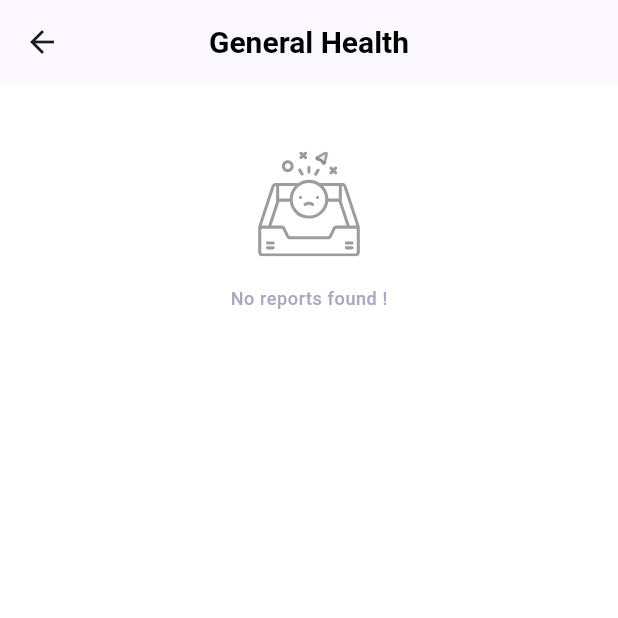
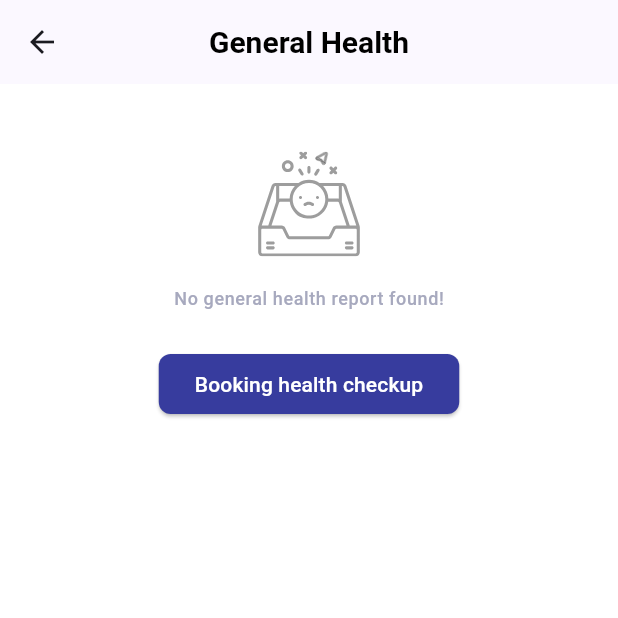
Before and after one commit to jerry-the-kid/doctor_appointment_client, a Flutter app: the ReportListScreen screen opened directly with empty values, on a phone screen of 412 x 824 dp, the top half of it. Run offline on Flutter 3.47's test engine with Material 3 defaults, Android fonts, the phone set to English and light mode, and no system bars; our stand-ins replace badges, carousel_slider, cloud_firestore, dio, easy_date_timeline, firebase_auth and 11 more; accounts and stored records are empty; generated files the repository leaves out were written again; network calls fail.

Commit message:
fixing android bug

```diff
--- a/lib/app/screens/onboard_screen.dart
+++ b/lib/app/screens/onboard_screen.dart
@@ -90,7 +90,7 @@ class _OnBoardScreenState extends State<OnBoardScreen> {
                     fontSize: 18),
               ),
               Text(
-                "/3",
+                "/4",
                 style: TextStyle(fontSize: 18, fontWeight: FontWeight.bold),
               )
             ],
@@ -218,7 +218,7 @@ class _OnBoardScreenState extends State<OnBoardScreen> {
                     fontSize: 18),
               ),
               const Text(
-                "/3",
+                "/4",
                 style: TextStyle(fontSize: 18, fontWeight: FontWeight.bold),
               )
             ],
@@ -289,7 +289,7 @@ class _OnBoardScreenState extends State<OnBoardScreen> {
                     fontSize: 18),
               ),
               const Text(
-                "/3",
+                "/4",
                 style: TextStyle(fontSize: 18, fontWeight: FontWeight.bold),
               )
             ],
--- a/lib/app/screens/payment_methods_screen.dart
+++ b/lib/app/screens/payment_methods_screen.dart
@@ -127,8 +127,6 @@ class _PaymentMethodScreenState extends State<PaymentMethodScreen> {
                 },
               ));
     }
-
-    print("object");
 
     return Scaffold(
       appBar: AppBar(title: const Text("Payment Method")),
--- a/lib/app/screens/pill_reminder_screen.dart
+++ b/lib/app/screens/pill_reminder_screen.dart
@@ -18,11 +18,6 @@ class _PillReminderState extends State<PillReminder> {
 
   @override
   void initState() {
-    // LocalNotificationService.showSimpleNotification(
-    //   body: "Test",
-    //   title: "Check check",
-    //   payload: "",
-    // );
     super.initState();
   }
 
--- a/lib/app/screens/report_screen.dart
+++ b/lib/app/screens/report_screen.dart
@@ -35,7 +35,20 @@ class ReportListScreen extends StatelessWidget {
 
               if (snapshot.connectionState == ConnectionState.done &&
                   (snapshot.data == null || snapshot.data!.isEmpty)) {
-                return const NoItemNote(message: "No reports found !");
+                return Column(
+                  children: [
+                    const NoItemNote(
+                        message: "No general health report found!"),
+                    ElevatedButton(
+                        style: ElevatedButton.styleFrom(
+                            backgroundColor: AppColors.primaryColor,
+                            foregroundColor: Colors.white),
+                        onPressed: () {
+                          context.push('/checkup');
+                        },
+                        child: const Text("Booking health checkup"))
+                  ],
+                );
               }
               return Column(
                 children: snapshot.data!
@@ -119,31 +132,6 @@ class ReportItem extends StatelessWidget {
                     ],
                   ),
                 ),
-                // Expanded(
-                //   child: Column(
-                //     crossAxisAlignment: CrossAxisAlignment.start,
-                //     children: [
-                //       Text(
-                //         "DOCTOR",
-                //         style: TextStyle(
-                //             fontSize: 10,
-                //             color: Colors.grey[600],
-                //             letterSpacing: 1.2),
-                //       ),
-                //       const SizedBox(
-                //         height: 5,
-                //       ),
-                //       Text(
-                //         "",
-                //         // "${prescription.title} ${prescription.doctorName}",
-                //         style: TextStyle(
-                //             fontSize: 15,
-                //             fontWeight: FontWeight.bold,
-                //             color: Colors.grey[800]),
-                //       )
-                //     ],
-                //   ),
-                // )
               ],
             )
           ],
```
Also changed, not shown: lib/app/screens/add_card_screen.dart (+43 -39 lines), lib/app/screens/app_notify_screen.dart (+17 -2 lines).
